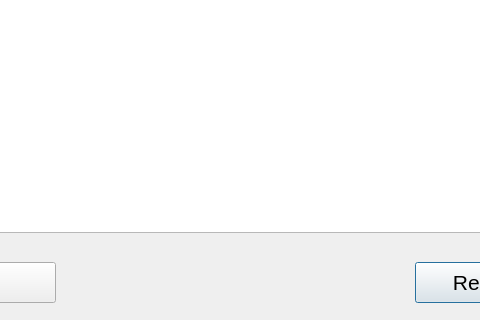
This is employee.ui in sriv95/Restaurant-Management as Qt 5 draws it before an edit; both pictures show x 545 to 1025 and y 588 to 908 of the 1174 by 908 pixel window. The edited form follows.
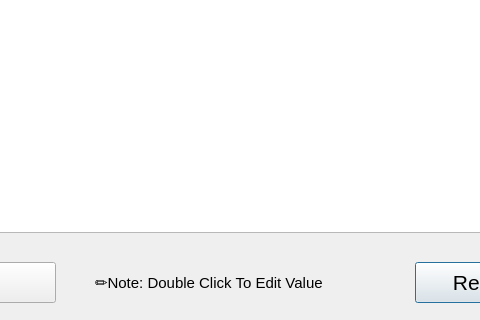
This is the edited form.

Commit message: ✏️Note: Double Click To Edit Value

```diff
--- a/employee.ui
+++ b/employee.ui
@@ -10,6 +10,11 @@
     <height>908</height>
    </rect>
   </property>
+  <property name="font">
+   <font>
+    <pointsize>16</pointsize>
+   </font>
+  </property>
   <property name="windowTitle">
    <string>Dialog</string>
   </property>
@@ -131,6 +136,24 @@
     <string>Delete</string>
    </property>
   </widget>
+  <widget class="QLabel" name="label">
+   <property name="geometry">
+    <rect>
+     <x>640</x>
+     <y>850</y>
+     <width>291</width>
+     <height>41</height>
+    </rect>
+   </property>
+   <property name="font">
+    <font>
+     <pointsize>11</pointsize>
+    </font>
+   </property>
+   <property name="text">
+    <string>✏️Note: Double Click To Edit Value</string>
+   </property>
+  </widget>
  </widget>
  <resources/>
  <connections/>
```
Left out of the diff: 28 changed lines with no effect on the pictures.
